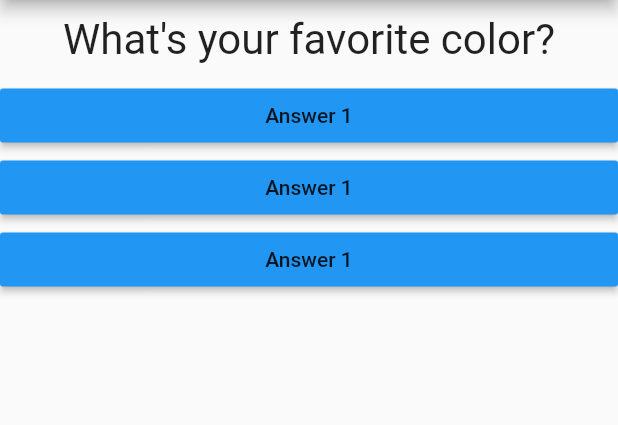
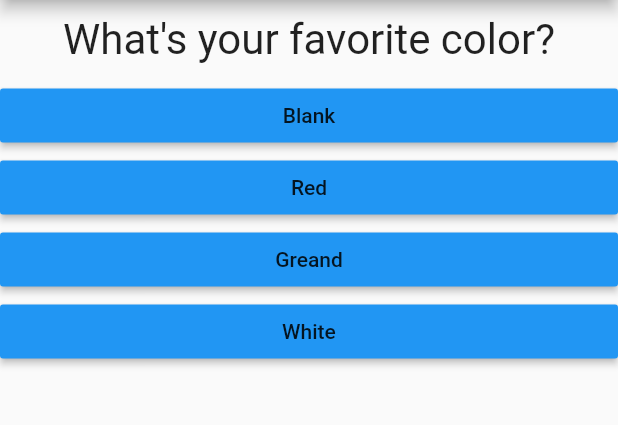
Before and after one commit to Wawtuh/basic_flutter, a Flutter app: the screen it shows after launch, on a phone screen of 412 x 824 dp, the part 84-509 px from its top. Run offline on Flutter 3.47's test engine with Material 2 defaults, Android fonts, the phone set to English and light mode, and no system bars.

Commit message:
Make Question&Answer as Map

```diff
--- a/flutter_complete_guide/lib/answer.dart
+++ b/flutter_complete_guide/lib/answer.dart
@@ -2,8 +2,9 @@ import 'package:flutter/material.dart';
 
 class Answer extends StatelessWidget {
   final Function selectHandler;
+  final String answerText;
 
-  Answer(this.selectHandler);
+  Answer(this.selectHandler, this.answerText);
 
   @override
   Widget build(BuildContext context) {
@@ -11,7 +12,7 @@ class Answer extends StatelessWidget {
       width: double.infinity,
       child: RaisedButton(
         color: Colors.blue,
-        child: Text('Answer 1'),
+        child: Text(answerText),
         onPressed: selectHandler,
       ),
     );
--- a/flutter_complete_guide/lib/main.dart
+++ b/flutter_complete_guide/lib/main.dart
@@ -29,8 +29,18 @@ class _MyAppState extends State<MyApp> {
   @override
   Widget build(BuildContext context) {
     var questoins = [
-      'What\'s your favorite color?',
-      'What\'s your favorite animal?'
+      {
+        'questionText': 'What\'s your favorite color?',
+        'answers': ['Blank', 'Red', 'Greand', 'White'],
+      },
+      {
+        'questionText': 'What\'s your favorite animal?',
+        'answers': ['Rabbit', 'Snake', 'Elephant', 'Lion'],
+      },
+      {
+        'questionText': 'What\'s your favorite Fruit?',
+        'answers': ['Apple', 'Peach', 'Melon', 'grape'],
+      },
     ];
     return MaterialApp(
       home: Scaffold(
@@ -40,11 +50,11 @@ class _MyAppState extends State<MyApp> {
         body: Column(
           children: [
             Question(
-              questoins[_questionIndex],
+              questoins[_questionIndex]['questionText'],
             ),
-            Answer(_answerQuestion),
-            Answer(_answerQuestion),
-            Answer(_answerQuestion),
+            ...(questoins[_questionIndex]['answers'] as List<String>).map((answer){
+              return Answer(_answerQuestion, answer);
+            }).toList()
           ],
         ),
       ),
```
